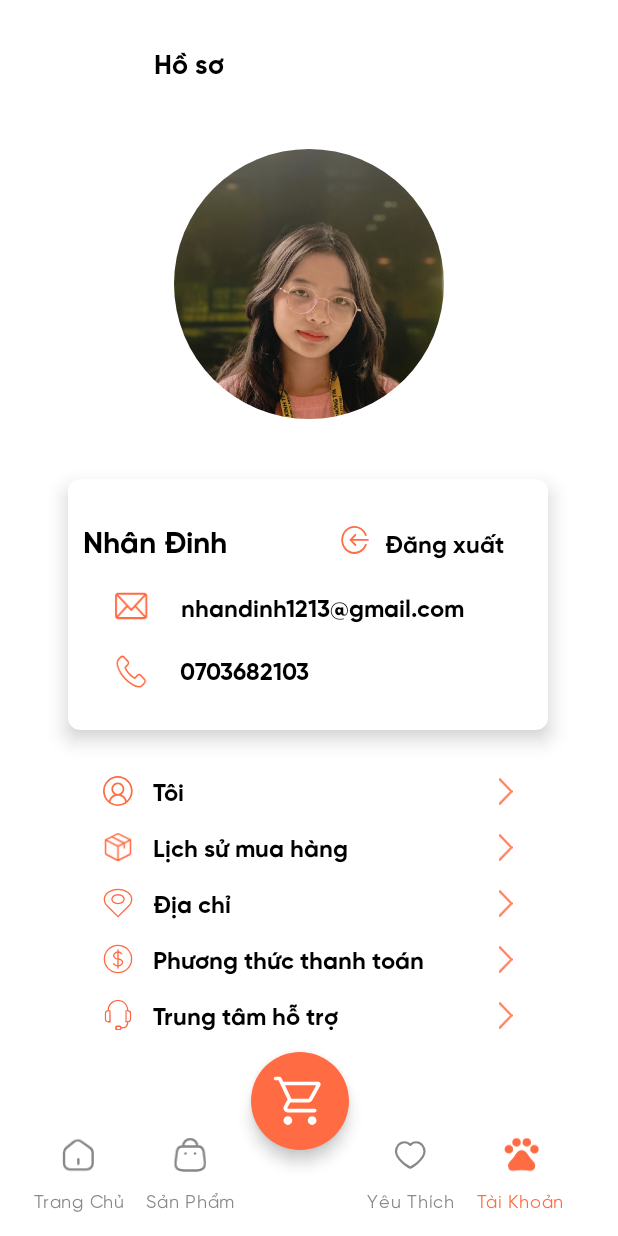
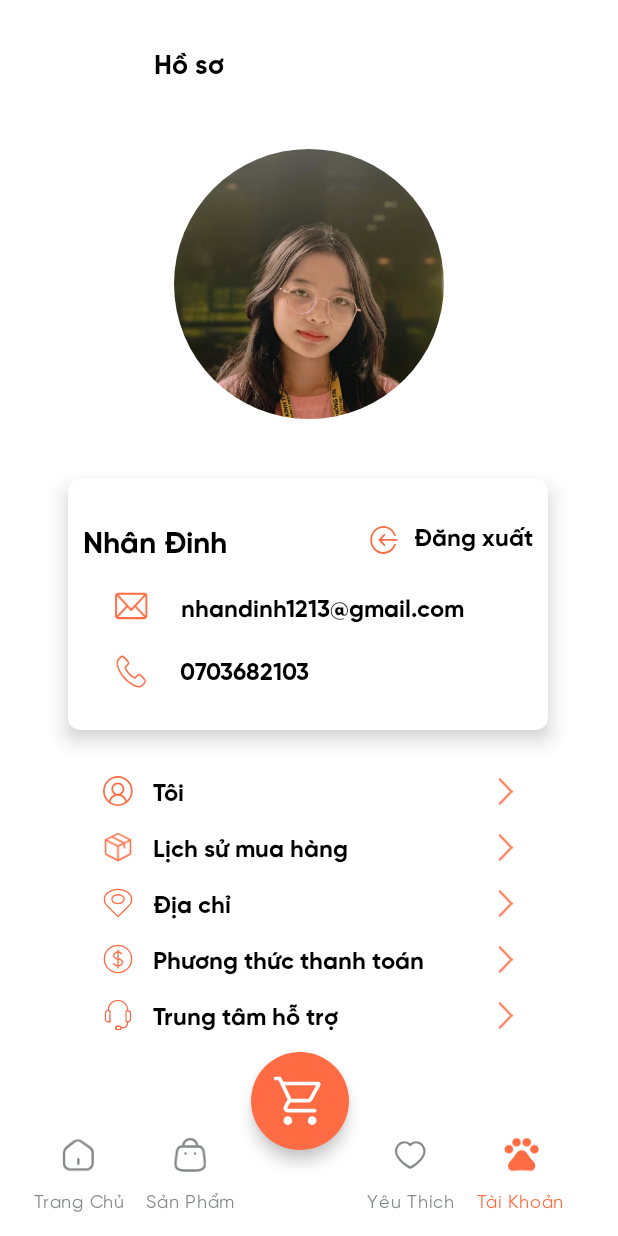
Before and after one commit to XuanKyUEL/MCommerce_UniPet_Project, an Android app: the screen it shows after launch once a user with an empty profile is signed in (MainActivity), item 5 of the bottom bar chosen, on a phone screen of 412 x 824 dp. Run offline under Robolectric (Android 15) with nearby library versions, the light colour scheme and no system bars; our stand-ins replace CircleImageView, Firebase (no records; nobody signed in at launch, a user with empty details on screens opened directly).

Commit message:
binding signOutUser layout

```diff
--- a/app/src/main/java/com/unipet7/mcommerce/fragments/Profile.java
+++ b/app/src/main/java/com/unipet7/mcommerce/fragments/Profile.java
@@ -27,7 +27,18 @@ public class Profile extends Fragment {
     @Override
     public View onCreateView(LayoutInflater inflater, @Nullable ViewGroup container, @Nullable Bundle savedInstanceState) {
         binding = FragmentProfileBinding.inflate(inflater, container, false);
+        addEvents();
         return binding.getRoot();
+
+    }
+
+    private void addEvents() {
+        binding.lnSignout.setOnClickListener(new View.OnClickListener() {
+            @Override
+            public void onClick(View v) {
+                // TODO:Signout user
+            }
+        });
     }
 
     @Override
--- a/app/src/main/res/layout/fragment_profile.xml
+++ b/app/src/main/res/layout/fragment_profile.xml
@@ -85,7 +85,11 @@
                     android:layout_weight="8"
                     android:text="Nhân Đinh"
                     android:textColor="@color/black"/>
-
+                <LinearLayout
+                    android:layout_width="wrap_content"
+                    android:layout_height="match_parent"
+                    android:orientation="horizontal"
+                    android:id="@+id/lnSignout">
                     <ImageView
                         android:layout_width="wrap_content"
                         android:layout_height="wrap_content"
@@ -97,9 +101,12 @@
                         android:layout_width="wrap_content"
                         android:layout_height="wrap_content"
                         android:layout_marginStart="10dp"
-                    android:layout_weight="2"
                         android:text="Đăng xuất"
                         android:textColor="@color/black"/>
+
+                </LinearLayout>
+
+
             </LinearLayout>
 
             <LinearLayout
```
Lines whose indentation alone changed are shown as unchanged.
